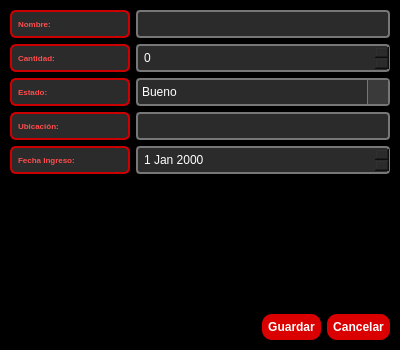
Above: src/vista/ui/ModificarMaterial.ui from OscaarMG/campasgym before the change. Below: the same form after it.
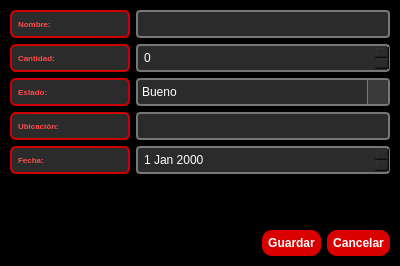
That is the form after the change.

```diff
--- a/src/vista/ui/ModificarMaterial.ui
+++ b/src/vista/ui/ModificarMaterial.ui
@@ -7,7 +7,7 @@
     <x>0</x>
     <y>0</y>
     <width>400</width>
-    <height>350</height>
+    <height>266</height>
    </rect>
   </property>
   <property name="windowTitle">
@@ -270,7 +270,7 @@
 </string>
           </property>
           <property name="text">
-           <string>Fecha Ingreso:</string>
+           <string>Fecha:</string>
           </property>
          </widget>
         </item>
```
